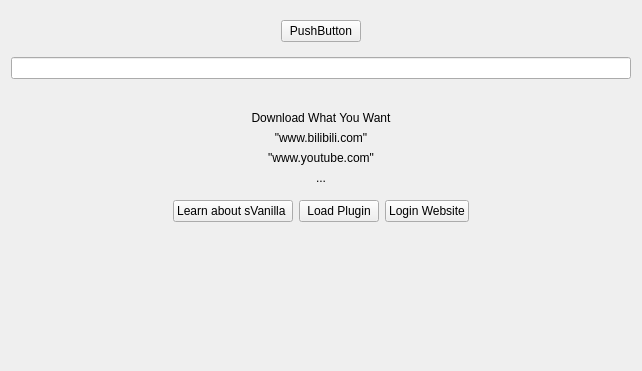
The window that sVanilla/src/ClientUi/Home/HomePage.ui (WangPengZhan/sVanilla) describes before a commit, drawn with Qt 5; both pictures show x 0 to 642 and y 0 to 371 of the 642 by 625 pixel window.
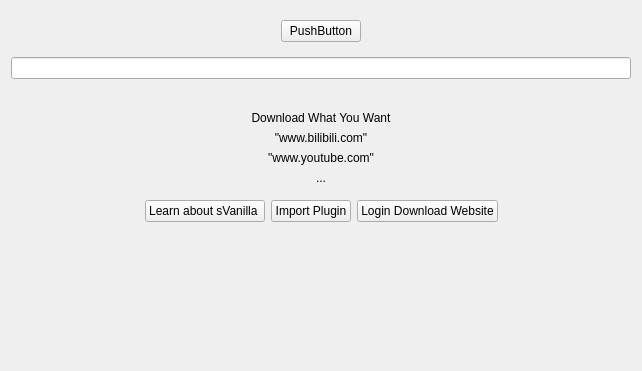
The same window after the commit. Custom widgets are drawn as their Qt base class.

```diff
--- a/sVanilla/src/ClientUi/Home/HomePage.ui
+++ b/sVanilla/src/ClientUi/Home/HomePage.ui
@@ -175,7 +175,7 @@
          </sizepolicy>
         </property>
         <property name="text">
-         <string>Load Plugin</string>
+         <string>Import Plugin</string>
         </property>
        </widget>
       </item>
@@ -188,7 +188,7 @@
          </sizepolicy>
         </property>
         <property name="text">
-         <string>Login Website</string>
+         <string>Login Download Website</string>
         </property>
        </widget>
       </item>
```
